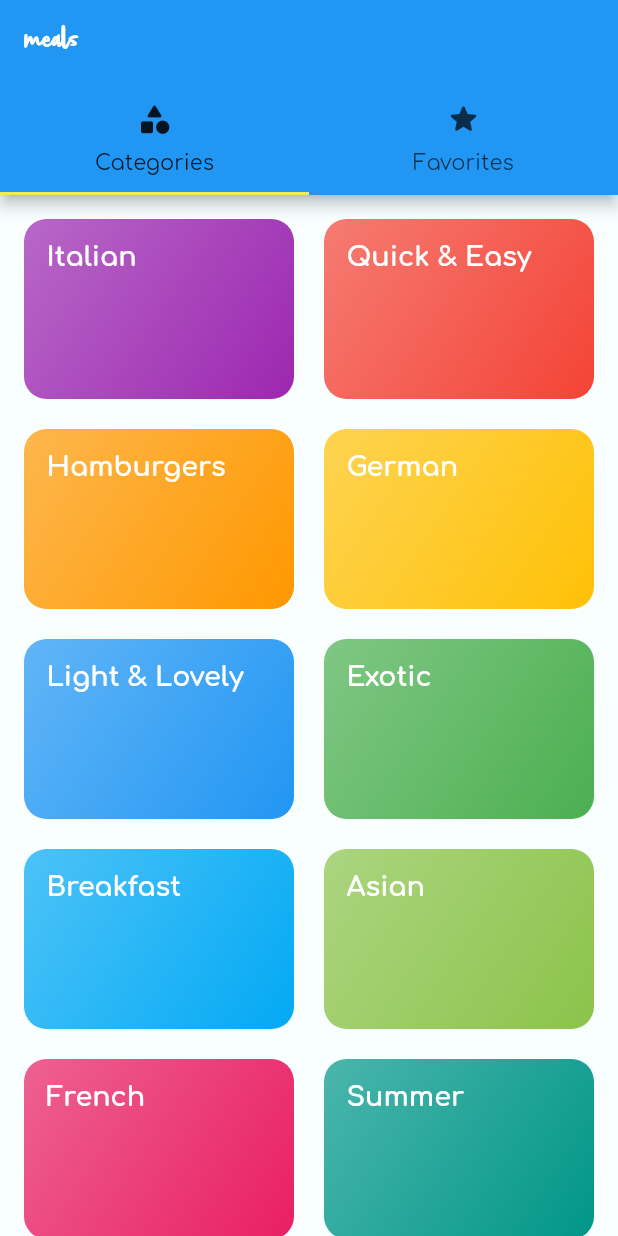
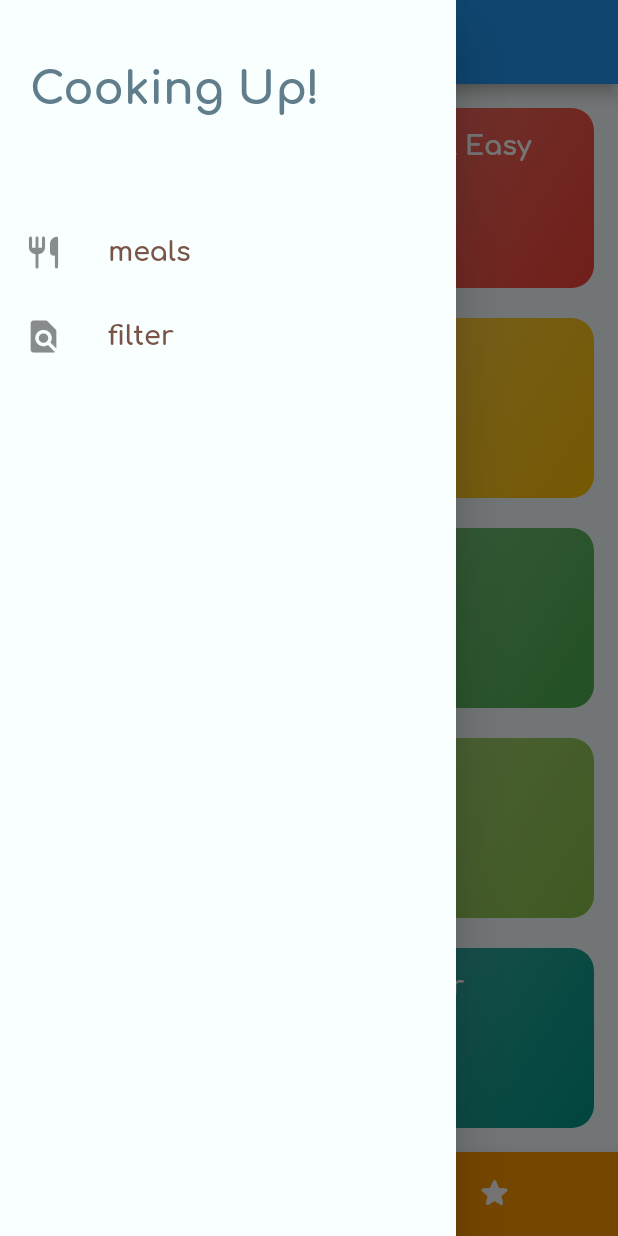
Before and after one commit to C-2022SH/flutter-exercise, a Flutter app: the screen it shows after launch, with the side drawer open (before the commit the screen has no drawer), on a phone screen of 412 x 824 dp. Run offline on Flutter 3.47's test engine with Material 2 defaults, Android fonts, the phone set to English and light mode, and no system bars.

Commit message:
screen study fin!

```diff
--- a/screen_test/lib/main.dart
+++ b/screen_test/lib/main.dart
@@ -1,17 +1,81 @@
 import 'package:flutter/material.dart';
+import 'package:screen_test/dummyData.dart';
 import 'package:screen_test/screens/ScreenCategories.dart';
 import 'package:screen_test/screens/screenDetail.dart';
+import 'package:screen_test/screens/screenFilters.dart';
 import 'package:screen_test/screens/screenGNB.dart';
 import 'package:screen_test/screens/screenRecipe.dart';
+
+import 'models/meal.dart';
 
 void main() {
   runApp(const MyApp());
 }
 
-class MyApp extends StatelessWidget {
+class MyApp extends StatefulWidget {
   const MyApp({super.key});
 
-  // This widget is the root of your application.
+  @override
+  State<MyApp> createState() => _MyAppState();
+}
+
+class _MyAppState extends State<MyApp> {
+  Map<String, bool> _filters = {
+    "gluten": false,
+    "vegan": false,
+    "vegetarian": false,
+    "lactose": false,
+  };
+
+  List<Meal> _availableMeals = DUMMY_MEALS;
+  List<Meal> _favoriteMeals = [];
+
+  void _setFilters(Map<String, bool> filterData) {
+    setState(() {
+      _filters = filterData;
+      _availableMeals = DUMMY_MEALS.where((meal) {
+        if (_filters["gluten"] == true && !meal.isGlutenFree) {
+          return false;
+        }
+
+        if (_filters["vegan"] == true && !meal.isVegan) {
+          return false;
+        }
+
+        if (_filters["vegetarian"] == true && !meal.isVegetarian) {
+          return false;
+        }
+
+        if (_filters["lactose"] == true && !meal.isLactoseFree) {
+          return false;
+        }
+
+        return true;
+      }).toList();
+    });
+  }
+
+  void _toggleFavorite(String id) {
+    final existingIndex = _favoriteMeals.indexWhere((meal) => meal.id == id);
+
+    if (existingIndex >= 0) {
+      // remove
+      setState(() {
+        _favoriteMeals.removeAt(existingIndex);
+      });
+    } else {
+      // -1,, add
+      setState(() {
+        _favoriteMeals
+            .add(DUMMY_MEALS.firstWhere((element) => element.id == id));
+      });
+    }
+  }
+
+  bool _isMealFavorite(String id) {
+    return _favoriteMeals.any((element) => element.id == id);
+  }
+
   @override
   Widget build(BuildContext context) {
     return MaterialApp(
@@ -41,11 +105,12 @@ class MyApp extends StatelessWidget {
             ),
       ),
       // entry point
-      home: ScreenGNB(),
+      home: ScreenGNB(_favoriteMeals),
       routes: {
         "/categories": (context) => ScreenCategories(),
-        "/detail": (context) => ScreenDetail(),
-        "/recipe": (context) => ScreenRecipe(),
+        "/detail": (context) => ScreenDetail(_availableMeals),
+        "/recipe": (context) => ScreenRecipe(_toggleFavorite, _isMealFavorite),
+        "/filters": (context) => ScreenFilters(_filters, _setFilters),
       },
       onGenerateRoute: (settings) {
         return MaterialPageRoute(
--- a/screen_test/lib/screens/screenGNB.dart
+++ b/screen_test/lib/screens/screenGNB.dart
@@ -1,40 +1,72 @@
 import 'package:flutter/material.dart';
 import 'package:screen_test/screens/screenCategories.dart';
 import 'package:screen_test/screens/screenFavorites.dart';
+import 'package:screen_test/widgets/MainDrawer.dart';
+import '../models/meal.dart';
 
 class ScreenGNB extends StatefulWidget {
+  final List<Meal> favoriteMeals;
+
+  ScreenGNB(this.favoriteMeals);
+
   @override
   _GNBScreenState createState() => _GNBScreenState();
 }
 
 class _GNBScreenState extends State<ScreenGNB> {
+  List<Map<String, Object>> _pages = [];
+
+  @override
+  void initState() {
+    super.initState();
+    _pages = [
+      {
+        "page": ScreenCategories(),
+        "title": "Categories",
+      },
+      {
+        "page": ScreenFavorites(widget.favoriteMeals),
+        "title": "Favorites",
+      },
+    ];
+  }
+
+  int _selectedPageIndex = 0;
+
+  void _selectPage(int index) {
+    setState(() {
+      _selectedPageIndex = index;
+    });
+  }
+
   @override
   Widget build(BuildContext context) {
-    return DefaultTabController(
-      child: Scaffold(
-        appBar: AppBar(
-          title: Text("meals"),
-          bottom: TabBar(
-            tabs: [
-              Tab(
-                icon: Icon(Icons.category_rounded),
-                text: "Categories",
-              ),
-              Tab(
-                icon: Icon(Icons.star_rounded),
-                text: "Favorites",
-              ),
-            ],
+    return Scaffold(
+      appBar: AppBar(
+        title: Text(_pages[_selectedPageIndex]["title"] as String),
+      ),
+      drawer: MainDrawer(),
+      body: _pages[_selectedPageIndex]["page"] as Widget,
+      bottomNavigationBar: BottomNavigationBar(
+        onTap: _selectPage,
+        backgroundColor: Theme.of(context).primaryColor,
+        selectedItemColor: Theme.of(context).colorScheme.secondary,
+        unselectedItemColor: Colors.white,
+        currentIndex: _selectedPageIndex,
+        type: BottomNavigationBarType.shifting,
+        items: [
+          BottomNavigationBarItem(
+            backgroundColor: Theme.of(context).primaryColor,
+            icon: Icon(Icons.category_rounded),
+            label: "Categories",
           ),
-        ),
-        body: TabBarView(
-          children: [
-            ScreenCategories(),
-            ScreenFavorites(),
-          ],
-        ),
+          BottomNavigationBarItem(
+            backgroundColor: Theme.of(context).primaryColor,
+            icon: Icon(Icons.star_rounded),
+            label: "Favorites",
+          ),
+        ],
       ),
-      length: 2,
     );
   }
 }
--- /dev/null
+++ b/screen_test/lib/widgets/mainDrawer.dart
@@ -0,0 +1,47 @@
+import 'package:flutter/material.dart';
+
+class MainDrawer extends StatelessWidget {
+  Widget buildListTile(
+      String title, IconData iconData, Function() tabCallback) {
+    return ListTile(
+      leading: Icon(
+        iconData,
+        size: 26,
+      ),
+      title: Text(
+        title,
+        style: TextStyle(color: Colors.brown),
+      ),
+      onTap: tabCallback,
+    );
+  }
+
+  @override
+  Widget build(BuildContext context) {
+    return Drawer(
+      child: Column(
+        children: [
+          Container(
+            padding: EdgeInsets.all(20),
+            height: 120,
+            width: double.infinity,
+            alignment: Alignment.centerLeft,
+            child: const Text(
+              "Cooking Up!",
+              style: TextStyle(fontWeight: FontWeight.w700, fontSize: 30),
+            ),
+          ),
+          const SizedBox(
+            height: 20,
+          ),
+          buildListTile("meals", Icons.restaurant_rounded, () {
+            Navigator.of(context).pushReplacementNamed("/");
+          }),
+          buildListTile("filter", Icons.find_in_page_rounded, () {
+            Navigator.of(context).pushReplacementNamed("/filters");
+          }),
+        ],
+      ),
+    );
+  }
+}
```
Also changed, not shown: screen_test/lib/screens/screenDetail.dart (+34 -17 lines), screen_test/lib/screens/screenFavorites.dart (+26 -1 lines), screen_test/lib/screens/screenFilters.dart (added, +96 -0 lines), screen_test/lib/screens/screenRecipe.dart (+11 -0 lines).
